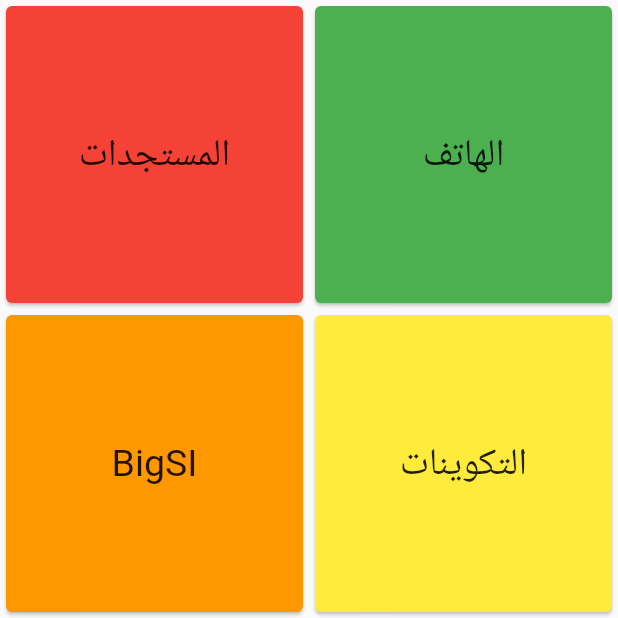
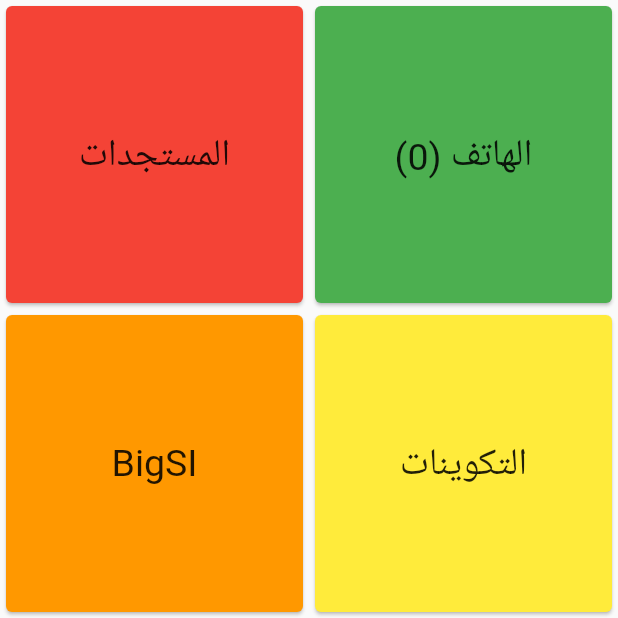
Before and after one commit to mourahi/bigsi_ms_safi, a Flutter app: the screen it shows after launch, on a phone screen of 412 x 824 dp, the top half of it. Run offline on Flutter 3.47's test engine with Material 2 defaults, Android fonts, the phone set to English and light mode, and no system bars; our stand-ins replace hive, hive_flutter; accounts and stored records are empty.

Commit message:
save news is possible now

```diff
--- a/lib/communicator/pagehome.dart
+++ b/lib/communicator/pagehome.dart
@@ -1,10 +1,13 @@
+import 'package:bigsi_ms_safi/communicator/pagehomeprovider.dart';
 import 'package:flutter/material.dart';
+import 'package:provider/provider.dart';
 
 class PageHome extends StatelessWidget {
   const PageHome({Key? key}) : super(key: key);
 
   @override
   Widget build(BuildContext context) {
+    PageHomeProvider nbrs = Provider.of<PageHomeProvider>(context);
     return Directionality(
       textDirection: TextDirection.rtl,
       child: Scaffold(
@@ -15,11 +18,11 @@
               onTap: () {
                 Navigator.of(context).pushNamed('phonescomponent');
               },
-              child: const Card(
+              child: Card(
                 child: Center(
                     child: Text(
-                  "الهاتف",
-                  style: TextStyle(fontSize: 25),
+                  "الهاتف (${nbrs.nbrPhones})",
+                  style: const TextStyle(fontSize: 25),
                 )),
                 color: Colors.green,
               ),
--- /dev/null
+++ b/lib/communicator/pagehomeprovider.dart
@@ -0,0 +1,9 @@
+import 'package:bigsi_ms_safi/component/phones/provider/phonesprovider.dart';
+import 'package:bigsi_ms_safi/component/phones/provider/phonesrepository.dart';
+import 'package:flutter/widgets.dart';
+
+class PageHomeProvider with ChangeNotifier {
+  int get nbrPhones => PhonesRepository.boxPhones.length;
+  int nbrFavoris = 0;
+  int nbrNews = 0;
+}
--- a/lib/component/phones/provider/phonesrepository.dart
+++ b/lib/component/phones/provider/phonesrepository.dart
@@ -8,11 +8,11 @@
   static Box<List<String>> boxCommunescycle =
       Hive.box<List<String>>('communescycle');
 
-  static clearAllBox() {
+/*   static clearAllBox() {
     Hive.box<Phone>('phones').clear();
     Hive.box<String>('cycles').clear();
     Hive.box<List<String>>('communescycle').clear();
-  }
+  } */
 
   static Future<List<dynamic>> getPhones() async {
     // dois faire le choix entre local et server
--- a/lib/component/phones/view/phonescomponent.dart
+++ b/lib/component/phones/view/phonescomponent.dart
@@ -1,4 +1,5 @@
 import 'package:bigsi_ms_safi/communicator/mydrawer.dart';
+import 'package:bigsi_ms_safi/component/news/news.dart';
 import 'package:bigsi_ms_safi/component/news/newsprovider.dart';
 import 'package:bigsi_ms_safi/component/phones/provider/phone.dart';
 import 'package:bigsi_ms_safi/component/phones/provider/phonesprovider.dart';
@@ -22,6 +23,8 @@
                     Hive.box<Phone>('phones').clear();
                     Hive.box<String>('cycles').clear();
                     Hive.box<List<String>>('communescycle').clear();
+                    Hive.box<News>('news').clear();
+                    Hive.box<String>('catnews').clear();
                   },
                   icon: const Icon(Icons.delete))
             ],
```
Also changed, not shown: lib/component/news/news.dart (+23 -13 lines), lib/component/news/newsrepository.dart (+26 -2 lines), lib/main.dart (+9 -4 lines), lib/component/news/news.g.dart (added).
